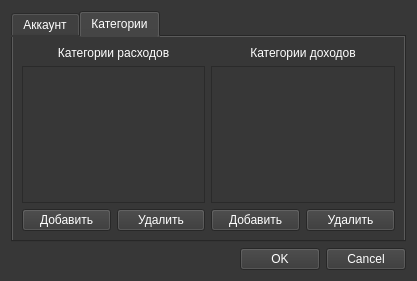
Above: ui/dialogs/settings.ui from Protocs/OkayMoney before the change. Below: the same form after it.
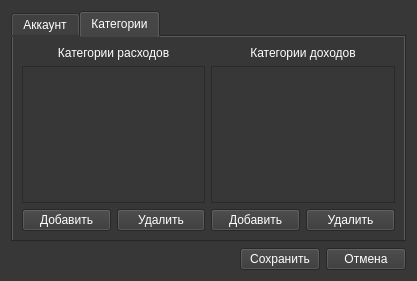
That is the form after the change.

Commit message: "OK" и "Cancel" заменены на "Сохранить" и "Отмена" соответственно в интерфейсе settings.ui

Patch:
```diff
--- a/ui/dialogs/settings.ui
+++ b/ui/dialogs/settings.ui
@@ -218,14 +218,14 @@
      <item>
       <widget class="QPushButton" name="ok_btn">
        <property name="text">
-        <string>OK</string>
+        <string>Сохранить</string>
        </property>
       </widget>
      </item>
      <item>
       <widget class="QPushButton" name="cancel_btn">
        <property name="text">
-        <string>Cancel</string>
+        <string>Отмена</string>
        </property>
       </widget>
      </item>
```
